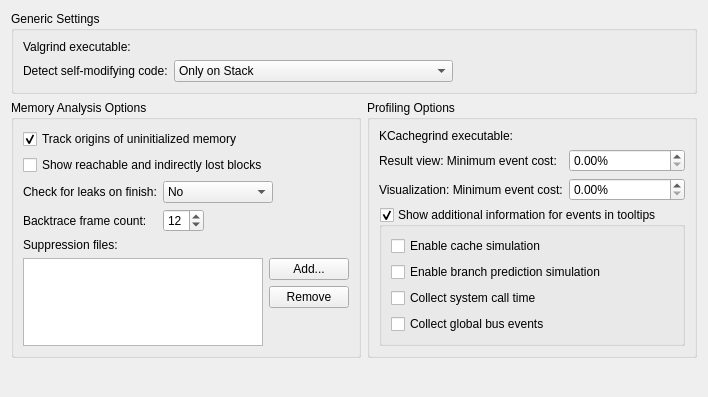
Above: src/plugins/valgrind/valgrindconfigwidget.ui from qt-creator/qt-creator before the change. Below: the same form after it.
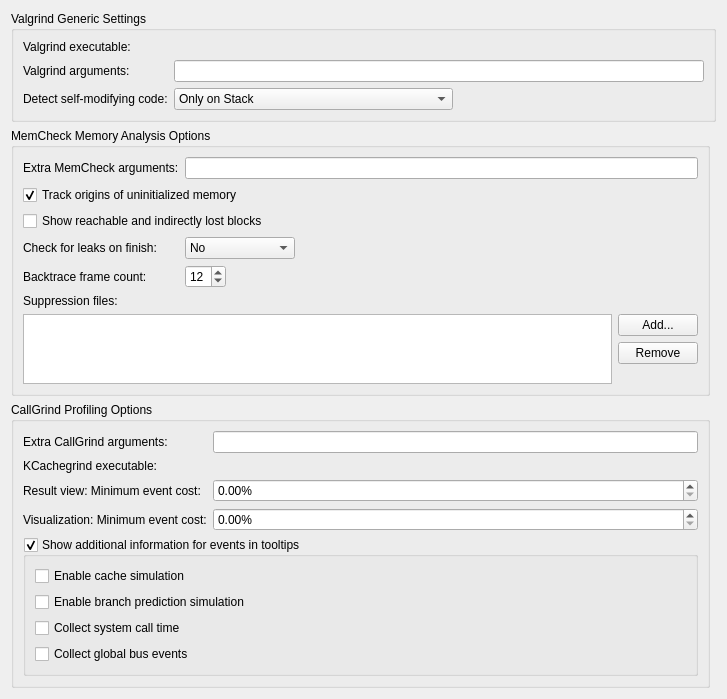
That is the form after the change. Custom widgets are drawn as their Qt base class.

Commit message:
Valgrind: Allow specifying extra arguments to valgrind etc
Fixes: QTCREATORBUG-18693

```diff
--- a/src/plugins/valgrind/valgrindconfigwidget.ui
+++ b/src/plugins/valgrind/valgrindconfigwidget.ui
@@ -6,8 +6,8 @@
    <rect>
     <x>0</x>
     <y>0</y>
-    <width>708</width>
-    <height>397</height>
+    <width>727</width>
+    <height>658</height>
    </rect>
   </property>
   <layout class="QGridLayout" name="gridLayout">
@@ -20,34 +20,10 @@
       </sizepolicy>
      </property>
      <property name="title">
-      <string>Generic Settings</string>
+      <string>Valgrind Generic Settings</string>
      </property>
      <layout class="QGridLayout" name="gridLayout_2">
-      <item row="0" column="0">
-       <widget class="QLabel" name="valgrindExeLabel">
-        <property name="text">
-         <string>Valgrind executable:</string>
-        </property>
-       </widget>
-      </item>
-      <item row="0" column="1">
-       <widget class="Utils::PathChooser" name="valgrindExeChooser" native="true">
-        <property name="sizePolicy">
-         <sizepolicy hsizetype="Preferred" vsizetype="Preferred">
-          <horstretch>1</horstretch>
-          <verstretch>0</verstretch>
-         </sizepolicy>
-        </property>
-       </widget>
-      </item>
-      <item row="1" column="0">
-       <widget class="QLabel" name="smcDetectionLabel">
-        <property name="text">
-         <string>Detect self-modifying code:</string>
-        </property>
-       </widget>
-      </item>
-      <item row="1" column="1">
+      <item row="2" column="1">
        <layout class="QHBoxLayout" name="horizontalLayout_2">
         <item>
          <widget class="QComboBox" name="smcDetectionComboBox">
@@ -91,150 +67,15 @@
         </item>
        </layout>
       </item>
-     </layout>
-    </widget>
-   </item>
-   <item row="1" column="1">
-    <widget class="QGroupBox" name="memcheckOptions_2">
-     <property name="sizePolicy">
-      <sizepolicy hsizetype="Preferred" vsizetype="Preferred">
-       <horstretch>0</horstretch>
-       <verstretch>0</verstretch>
-      </sizepolicy>
-     </property>
-     <property name="title">
-      <string>Profiling Options</string>
-     </property>
-     <layout class="QFormLayout" name="formLayout_2">
-      <item row="1" column="0">
-       <widget class="QLabel" name="minimumInclusiveCostRatioLabel">
-        <property name="toolTip">
-         <string>Limits the amount of results the profiler gives you. A lower limit will likely increase performance.</string>
-        </property>
-        <property name="text">
-         <string>Result view: Minimum event cost:</string>
-        </property>
-        <property name="buddy">
-         <cstring>minimumInclusiveCostRatio</cstring>
-        </property>
-       </widget>
-      </item>
-      <item row="1" column="1">
-       <widget class="QDoubleSpinBox" name="minimumInclusiveCostRatio">
-        <property name="suffix">
-         <string>%</string>
-        </property>
-        <property name="decimals">
-         <number>2</number>
-        </property>
-        <property name="maximum">
-         <double>10.000000000000000</double>
-        </property>
-        <property name="singleStep">
-         <double>0.100000000000000</double>
-        </property>
-       </widget>
-      </item>
-      <item row="3" column="0" colspan="2">
-       <widget class="QGroupBox" name="enableEventToolTips">
-        <property name="title">
-         <string>Show additional information for events in tooltips</string>
-        </property>
-        <property name="checkable">
-         <bool>true</bool>
-        </property>
-        <layout class="QGridLayout" name="gridLayout_3">
-         <item row="0" column="0">
-          <widget class="QCheckBox" name="enableCacheSim">
-           <property name="toolTip">
-            <string>&lt;html&gt;&lt;head/&gt;&lt;body&gt;
-&lt;p&gt;Does full cache simulation.&lt;/p&gt;
-&lt;p&gt;By default, only instruction read accesses will be counted (&quot;Ir&quot;).&lt;/p&gt;
-&lt;p&gt;
-With cache simulation, further event counters are enabled:
-&lt;ul&gt;&lt;li&gt;Cache misses on instruction reads (&quot;I1mr&quot;/&quot;I2mr&quot;).&lt;/li&gt;
-&lt;li&gt;Data read accesses (&quot;Dr&quot;) and related cache misses (&quot;D1mr&quot;/&quot;D2mr&quot;).&lt;/li&gt;
-&lt;li&gt;Data write accesses (&quot;Dw&quot;) and related cache misses (&quot;D1mw&quot;/&quot;D2mw&quot;).&lt;/li&gt;&lt;/ul&gt;
-&lt;/p&gt;
-
-&lt;/body&gt;&lt;/html&gt;</string>
-           </property>
-           <property name="text">
-            <string>Enable cache simulation</string>
-           </property>
-          </widget>
-         </item>
-         <item row="1" column="0">
-          <widget class="QCheckBox" name="enableBranchSim">
-           <property name="toolTip">
-            <string>&lt;html&gt;&lt;head/&gt;&lt;body&gt;
-&lt;p&gt;Does branch prediction simulation.&lt;/p&gt;
-&lt;p&gt;Further event counters are enabled: &lt;/p&gt;
-&lt;ul&gt;&lt;li&gt;Number of executed conditional branches and related predictor misses (
-&quot;Bc&quot;/&quot;Bcm&quot;).&lt;/li&gt;
-&lt;li&gt;Executed indirect jumps and related misses of the jump address predictor (
-&quot;Bi&quot;/&quot;Bim&quot;).&lt;/li&gt;&lt;/ul&gt;&lt;/body&gt;&lt;/html&gt;</string>
-           </property>
-           <property name="text">
-            <string>Enable branch prediction simulation</string>
-           </property>
-          </widget>
-         </item>
-         <item row="2" column="0">
-          <widget class="QCheckBox" name="collectSystime">
-           <property name="toolTip">
-            <string>Collects information for system call times.</string>
-           </property>
-           <property name="text">
-            <string>Collect system call time</string>
-           </property>
-          </widget>
-         </item>
-         <item row="3" column="0">
-          <widget class="QCheckBox" name="collectBusEvents">
-           <property name="toolTip">
-            <string>Collect the number of global bus events that are executed. The event type &quot;Ge&quot; is used for these events.</string>
-           </property>
-           <property name="text">
-            <string>Collect global bus events</string>
-           </property>
-          </widget>
-         </item>
-        </layout>
-       </widget>
-      </item>
-      <item row="2" column="0">
-       <widget class="QLabel" name="visualisationMinimumInclusiveCostRatioLabel">
-        <property name="text">
-         <string>Visualization: Minimum event cost:</string>
-        </property>
-       </widget>
-      </item>
-      <item row="2" column="1">
-       <widget class="QDoubleSpinBox" name="visualisationMinimumInclusiveCostRatio">
-        <property name="prefix">
-         <string/>
-        </property>
-        <property name="suffix">
-         <string>%</string>
-        </property>
-        <property name="minimum">
-         <double>0.000000000000000</double>
-        </property>
-        <property name="maximum">
-         <double>50.000000000000000</double>
-        </property>
-       </widget>
-      </item>
       <item row="0" column="0">
-       <widget class="QLabel" name="label_2">
+       <widget class="QLabel" name="valgrindExeLabel">
         <property name="text">
-         <string>KCachegrind executable:</string>
+         <string>Valgrind executable:</string>
         </property>
        </widget>
       </item>
       <item row="0" column="1">
-       <widget class="Utils::PathChooser" name="kcachegrindExeChooser" native="true">
+       <widget class="Utils::PathChooser" name="valgrindExeChooser" native="true">
         <property name="sizePolicy">
          <sizepolicy hsizetype="Preferred" vsizetype="Preferred">
           <horstretch>1</horstretch>
@@ -243,10 +84,27 @@
         </property>
        </widget>
       </item>
+      <item row="2" column="0">
+       <widget class="QLabel" name="smcDetectionLabel">
+        <property name="text">
+         <string>Detect self-modifying code:</string>
+        </property>
+       </widget>
+      </item>
+      <item row="1" column="0">
+       <widget class="QLabel" name="valgrindArgumentsLabel">
+        <property name="text">
+         <string>Valgrind arguments:</string>
+        </property>
+       </widget>
+      </item>
+      <item row="1" column="1">
+       <widget class="QLineEdit" name="valgrindArgumentsLineEdit"/>
+      </item>
      </layout>
     </widget>
    </item>
-   <item row="2" column="0">
+   <item row="3" column="0">
     <spacer name="verticalSpacer">
      <property name="orientation">
       <enum>Qt::Vertical</enum>
@@ -271,10 +129,10 @@
       </sizepolicy>
      </property>
      <property name="title">
-      <string>Memory Analysis Options</string>
+      <string>MemCheck Memory Analysis Options</string>
      </property>
      <layout class="QFormLayout" name="formLayout">
-      <item row="0" column="0" colspan="2">
+      <item row="1" column="0" colspan="2">
        <widget class="QCheckBox" name="trackOrigins">
         <property name="text">
          <string>Track origins of uninitialized memory</string>
@@ -284,21 +142,21 @@
         </property>
        </widget>
       </item>
-      <item row="1" column="0" colspan="2">
+      <item row="2" column="0" colspan="2">
        <widget class="QCheckBox" name="showReachable">
         <property name="text">
          <string>Show reachable and indirectly lost blocks</string>
         </property>
        </widget>
       </item>
-      <item row="2" column="0">
+      <item row="3" column="0">
        <widget class="QLabel" name="leakCheckOnFinishLabel">
         <property name="text">
          <string>Check for leaks on finish:</string>
         </property>
        </widget>
       </item>
-      <item row="2" column="1">
+      <item row="3" column="1">
        <layout class="QHBoxLayout" name="horizontalLayout_3">
         <item>
          <widget class="QComboBox" name="leakCheckOnFinish">
@@ -337,7 +195,7 @@
         </item>
        </layout>
       </item>
-      <item row="3" column="0">
+      <item row="4" column="0">
        <widget class="QLabel" name="numCallersLabel">
         <property name="text">
          <string>Backtrace frame count:</string>
@@ -347,7 +205,7 @@
         </property>
        </widget>
       </item>
-      <item row="3" column="1">
+      <item row="4" column="1">
        <layout class="QHBoxLayout" name="horizontalLayout_4">
         <item>
          <widget class="QSpinBox" name="numCallers">
@@ -377,7 +235,7 @@
         </item>
        </layout>
       </item>
-      <item row="4" column="0">
+      <item row="5" column="0">
        <widget class="QLabel" name="label">
         <property name="text">
          <string>Suppression files:</string>
@@ -387,7 +245,7 @@
         </property>
        </widget>
       </item>
-      <item row="5" column="0" colspan="2">
+      <item row="6" column="0" colspan="2">
        <layout class="QHBoxLayout" name="horizontalLayout">
         <item>
          <widget class="QListView" name="suppressionList">
@@ -437,6 +295,178 @@
          </layout>
         </item>
        </layout>
+      </item>
+      <item row="0" column="0">
+       <widget class="QLabel" name="memcheckArgumentsLabel">
+        <property name="text">
+         <string>Extra MemCheck arguments:</string>
+        </property>
+       </widget>
+      </item>
+      <item row="0" column="1">
+       <widget class="QLineEdit" name="memcheckArgumentsLineEdit"/>
+      </item>
+     </layout>
+    </widget>
+   </item>
+   <item row="2" column="0">
+    <widget class="QGroupBox" name="memcheckOptions_2">
+     <property name="sizePolicy">
+      <sizepolicy hsizetype="Preferred" vsizetype="Preferred">
+       <horstretch>0</horstretch>
+       <verstretch>0</verstretch>
+      </sizepolicy>
+     </property>
+     <property name="title">
+      <string>CallGrind Profiling Options</string>
+     </property>
+     <layout class="QFormLayout" name="formLayout_2">
+      <item row="2" column="0">
+       <widget class="QLabel" name="minimumInclusiveCostRatioLabel">
+        <property name="toolTip">
+         <string>Limits the amount of results the profiler gives you. A lower limit will likely increase performance.</string>
+        </property>
+        <property name="text">
+         <string>Result view: Minimum event cost:</string>
+        </property>
+        <property name="buddy">
+         <cstring>minimumInclusiveCostRatio</cstring>
+        </property>
+       </widget>
+      </item>
+      <item row="2" column="1">
+       <widget class="QDoubleSpinBox" name="minimumInclusiveCostRatio">
+        <property name="suffix">
+         <string>%</string>
+        </property>
+        <property name="decimals">
+         <number>2</number>
+        </property>
+        <property name="maximum">
+         <double>10.000000000000000</double>
+        </property>
+        <property name="singleStep">
+         <double>0.100000000000000</double>
+        </property>
+       </widget>
+      </item>
+      <item row="4" column="0" colspan="2">
+       <widget class="QGroupBox" name="enableEventToolTips">
+        <property name="title">
+         <string>Show additional information for events in tooltips</string>
+        </property>
+        <property name="checkable">
+         <bool>true</bool>
+        </property>
+        <layout class="QGridLayout" name="gridLayout_3">
+         <item row="0" column="0">
+          <widget class="QCheckBox" name="enableCacheSim">
+           <property name="toolTip">
+            <string>&lt;html&gt;&lt;head/&gt;&lt;body&gt;
+&lt;p&gt;Does full cache simulation.&lt;/p&gt;
+&lt;p&gt;By default, only instruction read accesses will be counted (&quot;Ir&quot;).&lt;/p&gt;
+&lt;p&gt;
+With cache simulation, further event counters are enabled:
+&lt;ul&gt;&lt;li&gt;Cache misses on instruction reads (&quot;I1mr&quot;/&quot;I2mr&quot;).&lt;/li&gt;
+&lt;li&gt;Data read accesses (&quot;Dr&quot;) and related cache misses (&quot;D1mr&quot;/&quot;D2mr&quot;).&lt;/li&gt;
+&lt;li&gt;Data write accesses (&quot;Dw&quot;) and related cache misses (&quot;D1mw&quot;/&quot;D2mw&quot;).&lt;/li&gt;&lt;/ul&gt;
+&lt;/p&gt;
+
+&lt;/body&gt;&lt;/html&gt;</string>
+           </property>
+           <property name="text">
+            <string>Enable cache simulation</string>
+           </property>
+          </widget>
+         </item>
+         <item row="1" column="0">
+          <widget class="QCheckBox" name="enableBranchSim">
+           <property name="toolTip">
+            <string>&lt;html&gt;&lt;head/&gt;&lt;body&gt;
+&lt;p&gt;Does branch prediction simulation.&lt;/p&gt;
+&lt;p&gt;Further event counters are enabled: &lt;/p&gt;
+&lt;ul&gt;&lt;li&gt;Number of executed conditional branches and related predictor misses (
+&quot;Bc&quot;/&quot;Bcm&quot;).&lt;/li&gt;
+&lt;li&gt;Executed indirect jumps and related misses of the jump address predictor (
+&quot;Bi&quot;/&quot;Bim&quot;).&lt;/li&gt;&lt;/ul&gt;&lt;/body&gt;&lt;/html&gt;</string>
+           </property>
+           <property name="text">
+            <string>Enable branch prediction simulation</string>
+           </property>
+          </widget>
+         </item>
+         <item row="2" column="0">
+          <widget class="QCheckBox" name="collectSystime">
+           <property name="toolTip">
+            <string>Collects information for system call times.</string>
+           </property>
+           <property name="text">
+            <string>Collect system call time</string>
+           </property>
+          </widget>
+         </item>
+         <item row="3" column="0">
+          <widget class="QCheckBox" name="collectBusEvents">
+           <property name="toolTip">
+            <string>Collect the number of global bus events that are executed. The event type &quot;Ge&quot; is used for these events.</string>
+           </property>
+           <property name="text">
+            <string>Collect global bus events</string>
+           </property>
+          </widget>
+         </item>
+        </layout>
+       </widget>
+      </item>
+      <item row="3" column="0">
+       <widget class="QLabel" name="visualisationMinimumInclusiveCostRatioLabel">
+        <property name="text">
+         <string>Visualization: Minimum event cost:</string>
+        </property>
+       </widget>
+      </item>
+      <item row="3" column="1">
+       <widget class="QDoubleSpinBox" name="visualisationMinimumInclusiveCostRatio">
+        <property name="prefix">
+         <string/>
+        </property>
+        <property name="suffix">
+         <string>%</string>
+        </property>
+        <property name="minimum">
+         <double>0.000000000000000</double>
+        </property>
+        <property name="maximum">
+         <double>50.000000000000000</double>
+        </property>
+       </widget>
+      </item>
+      <item row="1" column="0">
+       <widget class="QLabel" name="kcachgrindExeLabel">
+        <property name="text">
+         <string>KCachegrind executable:</string>
+        </property>
+       </widget>
+      </item>
+      <item row="1" column="1">
+       <widget class="Utils::PathChooser" name="kcachegrindExeChooser" native="true">
+        <property name="sizePolicy">
+         <sizepolicy hsizetype="Preferred" vsizetype="Preferred">
+          <horstretch>1</horstretch>
+          <verstretch>0</verstretch>
+         </sizepolicy>
+        </property>
+       </widget>
+      </item>
+      <item row="0" column="0">
+       <widget class="QLabel" name="callgrindArgumentsLabel">
+        <property name="text">
+         <string>Extra CallGrind arguments:</string>
+        </property>
+       </widget>
+      </item>
+      <item row="0" column="1">
+       <widget class="QLineEdit" name="callgrindArgumentsLineEdit"/>
       </item>
      </layout>
     </widget>
```
The commit also changes 7 other files.
